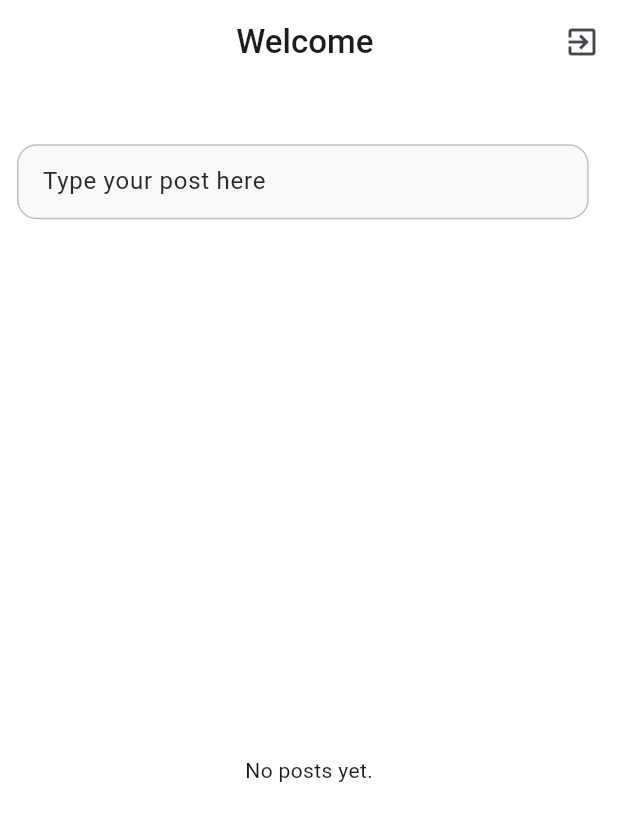
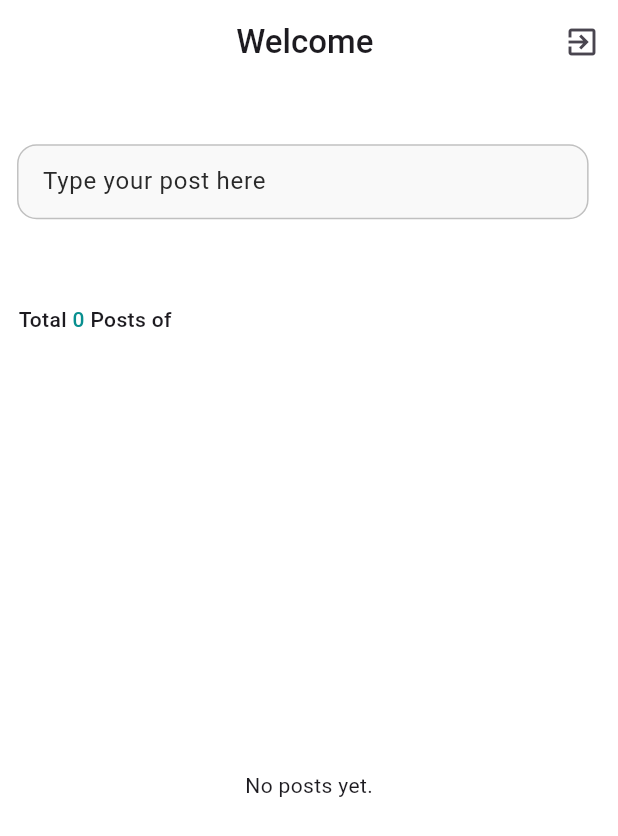
Before and after one commit to mayurpatil2991997/texhinitiatorTask, a Flutter app: the HomeScreen screen opened directly with empty values, on a phone screen of 412 x 824 dp. Shown: the top 836 px of the screen. Run offline on Flutter 3.47's test engine with Material 3 defaults, Android fonts, the phone set to English and light mode, and no system bars; our stand-ins replace cloud_firestore, firebase_auth, firebase_core, flutter_bloc, sizer; accounts and stored records are empty.

Commit message:
Added total post count of user

```diff
--- a/lib/screens/home_screen.dart
+++ b/lib/screens/home_screen.dart
@@ -23,6 +23,7 @@ class _HomeScreenState extends State<HomeScreen> {
   final TextEditingController _messageController = TextEditingController();
   bool isButtonEnabled = false;
   String? username;
+  int totalPosts = 0;
 
   // Fetch the username from Firestore
   Future<void> _fetchUsername() async {
@@ -61,10 +62,26 @@ class _HomeScreenState extends State<HomeScreen> {
     }
   }
 
+  Future<void> getTotalPostCount() async {
+    try {
+      final snapshot = await FirebaseFirestore.instance
+          .collection('posts')
+          .where('username', isEqualTo: widget.username)
+          .get();
+
+      setState(() {
+        totalPosts = snapshot.docs.length;  // Set the total post count
+      });
+    } catch (e) {
+      print("Error fetching posts: $e");
+    }
+  }
+
   @override
   void initState() {
     super.initState();
     _fetchUsername();
+    getTotalPostCount();
 
     _messageController.addListener(() {
       setState(() {
@@ -122,6 +139,7 @@ class _HomeScreenState extends State<HomeScreen> {
           horizontal: 3.w
         ),
         child: Column(
+          crossAxisAlignment: CrossAxisAlignment.start,
           children: [
             SizedBox(
               height: 5.h,
@@ -144,6 +162,32 @@ class _HomeScreenState extends State<HomeScreen> {
             ) : const SizedBox(),
             SizedBox(
               height: 2.h,
+            ),
+            Text.rich(
+              TextSpan(
+                children: [
+                  TextSpan(
+                    text: 'Total ',
+                    style: AppTextStyle.mediumText,
+                  ),
+                  TextSpan(
+                      text: totalPosts.toString(),
+                      style: AppTextStyle.mediumText.copyWith(
+                        color: AppColor.primaryColor,
+                      )
+                  ),
+                  TextSpan(
+                    text: " Posts of ",
+                    style: AppTextStyle.mediumText,
+                  ),
+                  TextSpan(
+                    text: username,
+                      style: AppTextStyle.mediumText.copyWith(
+                        color: AppColor.primaryColor,
+                      )
+                  ),
+                ],
+              ),
             ),
             Expanded(
               child: StreamBuilder<QuerySnapshot>(
```
